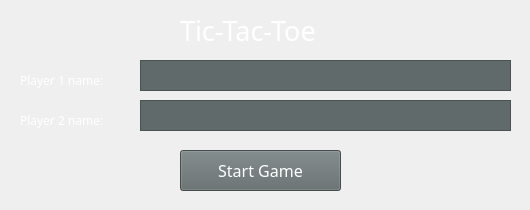
Qt form lab04_PNR/game_pnr.ui (IntRepidCat00/OOP_Lab04) before a commit.
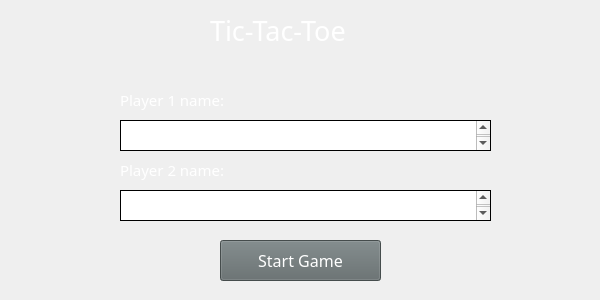
The same form after that commit. Icons and pictures are not drawn.

Patch:
```diff
--- a/lab04_PNR/game_pnr.ui
+++ b/lab04_PNR/game_pnr.ui
@@ -6,20 +6,20 @@
    <rect>
     <x>0</x>
     <y>0</y>
-    <width>530</width>
-    <height>210</height>
+    <width>600</width>
+    <height>300</height>
    </rect>
   </property>
   <property name="minimumSize">
    <size>
-    <width>530</width>
-    <height>210</height>
+    <width>600</width>
+    <height>300</height>
    </size>
   </property>
   <property name="maximumSize">
    <size>
-    <width>530</width>
-    <height>210</height>
+    <width>600</width>
+    <height>300</height>
    </size>
   </property>
   <property name="windowTitle">
@@ -33,8 +33,8 @@
    <widget class="QTextEdit" name="player1Edit_PNR">
     <property name="geometry">
      <rect>
-      <x>140</x>
-      <y>60</y>
+      <x>120</x>
+      <y>120</y>
       <width>371</width>
       <height>31</height>
      </rect>
@@ -42,12 +42,13 @@
     <property name="font">
      <font>
       <family>Gang of Three</family>
+      <pointsize>11</pointsize>
      </font>
     </property>
     <property name="styleSheet">
      <string notr="true">QTextEdit
  {
-	background-color: #616A6B;
+	border: 1px solid black;
 	color: white;
 }</string>
     </property>
@@ -55,8 +56,8 @@
    <widget class="QTextEdit" name="player2Edit_PNR">
     <property name="geometry">
      <rect>
-      <x>140</x>
-      <y>100</y>
+      <x>120</x>
+      <y>190</y>
       <width>371</width>
       <height>31</height>
      </rect>
@@ -64,12 +65,13 @@
     <property name="font">
      <font>
       <family>Gang of Three</family>
+      <pointsize>11</pointsize>
      </font>
     </property>
     <property name="styleSheet">
      <string notr="true">QTextEdit
  {
-	background-color: #616A6B;
+	border: 1px solid black;
 	color: white;
 }</string>
     </property>
@@ -77,15 +79,16 @@
    <widget class="QLabel" name="player1Label_PNR">
     <property name="geometry">
      <rect>
-      <x>20</x>
-      <y>70</y>
-      <width>111</width>
+      <x>120</x>
+      <y>90</y>
+      <width>131</width>
       <height>20</height>
      </rect>
     </property>
     <property name="font">
      <font>
       <family>Gang of Three</family>
+      <pointsize>11</pointsize>
      </font>
     </property>
     <property name="styleSheet">
@@ -101,15 +104,16 @@
    <widget class="QLabel" name="player2Labe_PNR">
     <property name="geometry">
      <rect>
-      <x>20</x>
-      <y>110</y>
-      <width>111</width>
+      <x>120</x>
+      <y>160</y>
+      <width>131</width>
       <height>20</height>
      </rect>
     </property>
     <property name="font">
      <font>
       <family>Gang of Three</family>
+      <pointsize>11</pointsize>
      </font>
     </property>
     <property name="styleSheet">
@@ -125,8 +129,8 @@
    <widget class="QPushButton" name="startButton_PNR">
     <property name="geometry">
      <rect>
-      <x>180</x>
-      <y>150</y>
+      <x>220</x>
+      <y>240</y>
       <width>161</width>
       <height>41</height>
      </rect>
@@ -151,7 +155,7 @@
    <widget class="QLabel" name="mainLabel_PNR">
     <property name="geometry">
      <rect>
-      <x>180</x>
+      <x>210</x>
       <y>10</y>
       <width>211</width>
       <height>41</height>
```
